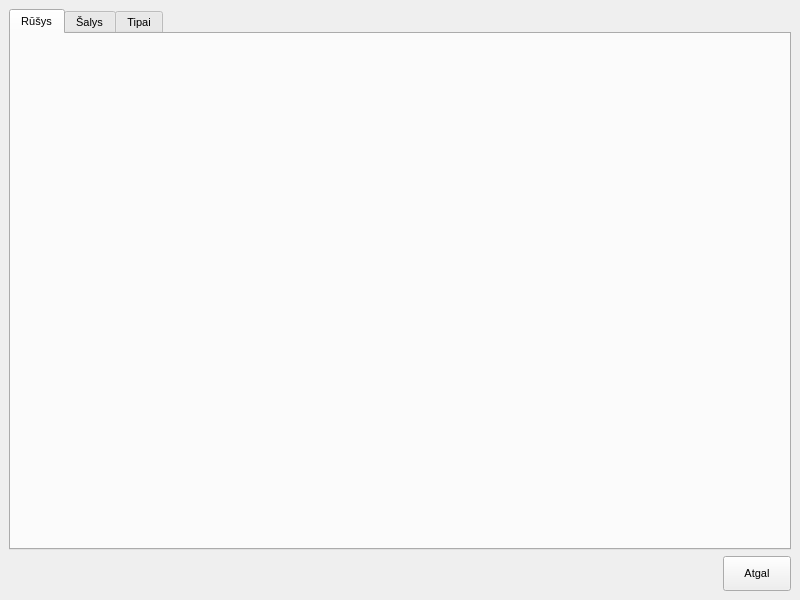
Old version of the form nokia/AlausRadaras/brandtabs.ui in the repository vincnetas/alaus-radaras.
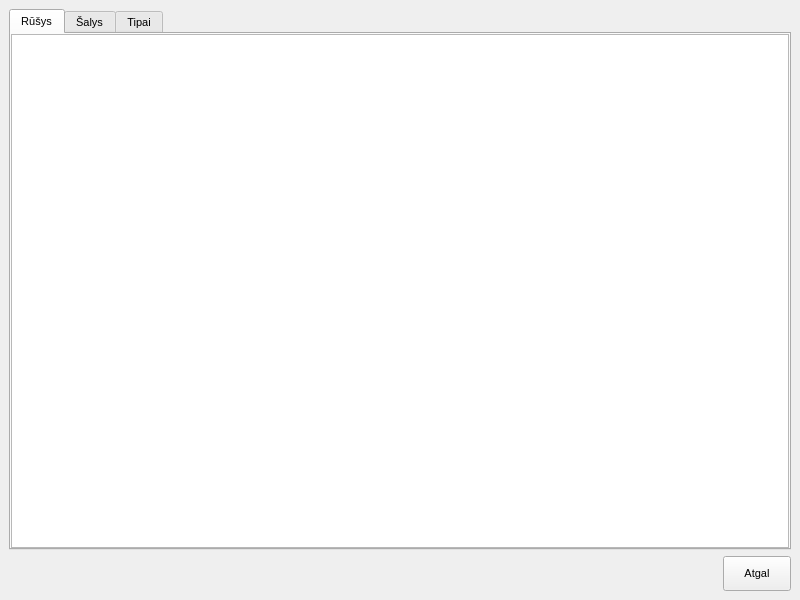
New version of the form. Icons and pictures are not drawn.

The edit to the form file:
```diff
--- a/nokia/AlausRadaras/brandtabs.ui
+++ b/nokia/AlausRadaras/brandtabs.ui
@@ -68,6 +68,16 @@
         <property name="margin">
          <number>0</number>
         </property>
+        <item>
+         <widget class="QListView" name="brandListView">
+          <property name="horizontalScrollBarPolicy">
+           <enum>Qt::ScrollBarAlwaysOff</enum>
+          </property>
+          <property name="verticalScrollMode">
+           <enum>QAbstractItemView::ScrollPerPixel</enum>
+          </property>
+         </widget>
+        </item>
        </layout>
       </widget>
       <widget class="QWidget" name="tabCountries">
```
Left out of the diff: 6 changed lines with no effect on the pictures.
